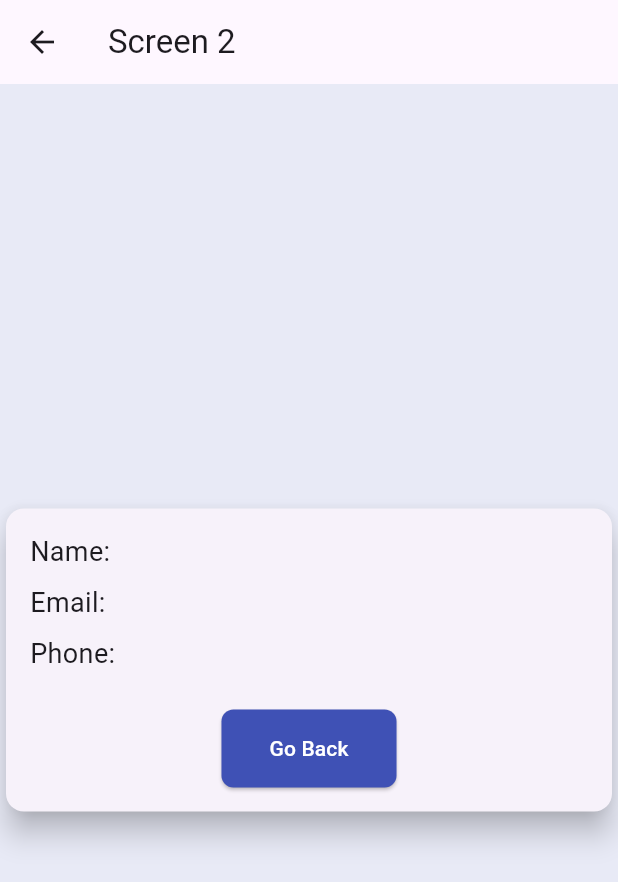
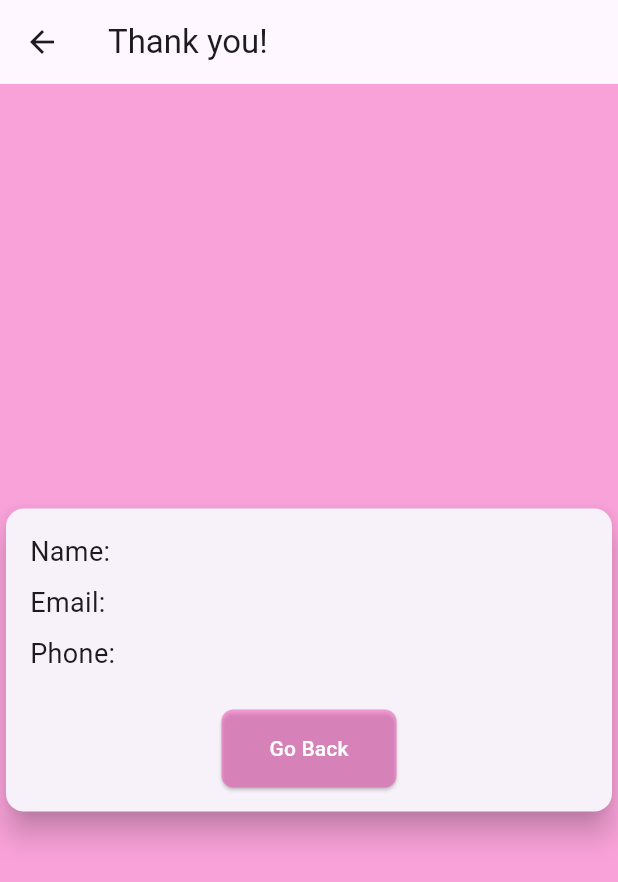
Before and after one commit to mnelson-1/FlutterProjects, a Flutter app: the Screen2 screen opened directly with empty values, on a phone screen of 412 x 824 dp. Shown: the top 882 px of the screen. Run offline on Flutter 3.47's test engine with Material 3 defaults, Android fonts, the phone set to English and light mode, and no system bars.

Commit message:
changes made

```diff
--- a/multipageform/lib/screens/screen2.dart
+++ b/multipageform/lib/screens/screen2.dart
@@ -16,10 +16,10 @@ class Screen2 extends StatelessWidget {
   Widget build(BuildContext context) {
     return Scaffold(
       appBar: AppBar(
-        title: const Text('Screen 2'),
+        title: const Text('Thank you!'),
       ),
       body: Container(
-        color: Colors.indigo[50], // Matching background color
+        color: const Color.fromARGB(137, 245, 89, 185), // Matching background color
         child: Center(
           child: Card(
             elevation: 8,
@@ -41,7 +41,7 @@ class Screen2 extends StatelessWidget {
                         Navigator.pop(context);
                       },
                       style: ElevatedButton.styleFrom(
-                        backgroundColor: Colors.indigo, // Button color
+                        backgroundColor: const Color.fromARGB(137, 245, 89, 185), // Button color
                         foregroundColor: Colors.white, // Text color
                         padding: const EdgeInsets.symmetric(
                             horizontal: 32, vertical: 16),
```
